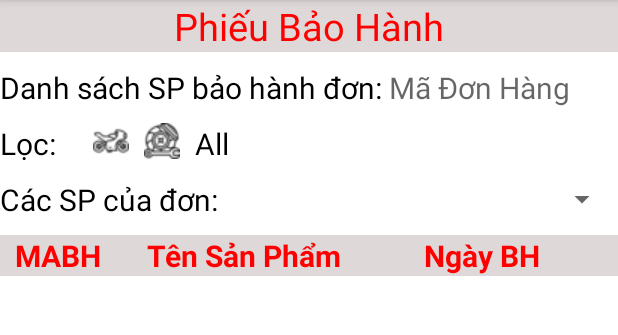
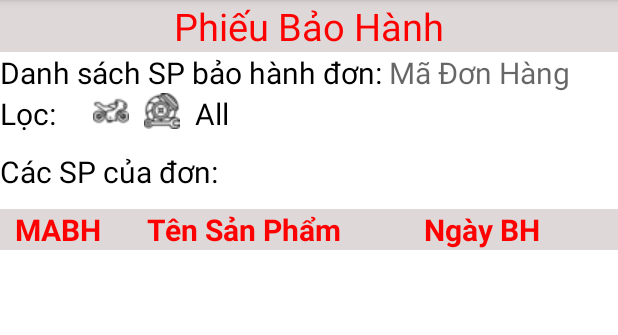
Before and after one commit to hanhvv99/MotorShop, an Android app: the GuaranteePhieuActivity screen opened directly, with no data from a screen before it, on a phone screen of 412 x 824 dp, the part 84-419 px from its top. Run offline under Robolectric (Android 15) with nearby library versions, the phone set to English and light mode, and no system bars; 2 statements that could not run were skipped.

Commit message:
completed: 7

```diff
--- a/app/src/main/java/com/example/motorshop/activity/guarantee/GuaranteeChitietActivity.java
+++ b/app/src/main/java/com/example/motorshop/activity/guarantee/GuaranteeChitietActivity.java
@@ -173,11 +173,9 @@ public class GuaranteeChitietActivity extends AppCompatActivity {
         if(db.setTonTaiTblXe(maSP) == 1) {
             db.createChiTietBHXE(maBH,maSP,noiDung,phiBH);
             ds = db.loadAllNdBhXe(maBH, maSP);
-            ds.clear();
         } else {
             db.createChiTietBHPT(maBH,maSP,noiDung,phiBH);
             ds = db.loadAllNdBhPT(maBH, maSP);
-            ds.clear();
         }
         loadAdapter(ds);
         capNhatTongPhiBH(maBH,maSP);
--- a/app/src/main/java/com/example/motorshop/activity/guarantee/GuaranteeDonhangActivity.java
+++ b/app/src/main/java/com/example/motorshop/activity/guarantee/GuaranteeDonhangActivity.java
@@ -105,9 +105,4 @@ public class GuaranteeDonhangActivity extends AppCompatActivity {
         });
     }
 
-    @Override
-    protected void onStop() {
-        super.onStop();
-        finish();
-    }
 }
--- a/app/src/main/res/layout/activity_guarantee_phieu.xml
+++ b/app/src/main/res/layout/activity_guarantee_phieu.xml
@@ -23,7 +23,6 @@ tools:context=".guarantee.GuaranteePhieuActivity">
 <LinearLayout
     android:layout_width="match_parent"
     android:layout_height="wrap_content"
-    android:layout_marginTop="10dp"
     android:orientation="horizontal">
 
     <TextView
@@ -45,7 +44,6 @@ tools:context=".guarantee.GuaranteePhieuActivity">
 <LinearLayout
     android:layout_width="match_parent"
     android:layout_height="wrap_content"
-    android:layout_marginTop="10dp"
     android:orientation="horizontal">
 
     <TextView
@@ -83,7 +81,6 @@ tools:context=".guarantee.GuaranteePhieuActivity">
 <LinearLayout
     android:layout_width="match_parent"
     android:layout_height="wrap_content"
-    android:layout_marginTop="10dp"
     android:orientation="horizontal">
 
     <TextView
@@ -92,22 +89,20 @@ tools:context=".guarantee.GuaranteePhieuActivity">
         android:layout_marginRight="20dp"
         android:text="Các SP của đơn: "
         android:textSize="20dp"
+        android:layout_gravity="center"
         android:textColor="#000"/>
 
-    <Spinner
-        android:id="@+id/SpinnerSP"
+    <GridView
+        android:id="@+id/gridview"
+        android:numColumns="1"
         android:layout_width="wrap_content"
-        android:layout_height="match_parent"
-        android:layout_weight="1"
-        android:spinnerMode="dropdown"
-        android:textColor="#000"
-        android:textSize="20dp" />
+        android:layout_height="50dp"/>
+
 </LinearLayout>
 
 <LinearLayout
     android:layout_width="match_parent"
     android:layout_height="wrap_content"
-    android:layout_marginTop="10dp"
     android:orientation="horizontal"
     android:background="@color/light_gray">
 
@@ -139,10 +134,11 @@ tools:context=".guarantee.GuaranteePhieuActivity">
         android:textStyle="bold" />
 
 </LinearLayout>
-    <ListView
-        android:id="@+id/lvGuatantee_P"
-        android:layout_width="match_parent"
-        android:layout_height="wrap_content"
-        android:layout_marginTop="5dp"
-        android:textColor="#000"/>
+
+        <ListView
+            android:id="@+id/lvGuatantee_P"
+            android:layout_width="match_parent"
+            android:layout_height="wrap_content"
+            android:textColor="#000"/>
+
 </LinearLayout>
--- a/app/src/main/res/values/strings.xml
+++ b/app/src/main/res/values/strings.xml
@@ -162,6 +162,6 @@
     <string name="TextViewTongPhieuBH">Tổng phiếu bảo hành</string>
     <string name="ImageButtonSave">Save</string>
     <string name="ImageButtonEdit">Edit</string>
-
+    <string name="FloatingActionButtonAddPBH">FloatingActionButton</string>
 
 </resources>
```
Also changed, not shown: app/src/main/java/com/example/motorshop/activity/guarantee/GridviewApdapter.java (renamed from app/src/main/java/com/example/motorshop/activity/guarantee/SpinnerCustomAdapter.java, +7 -8 lines), app/src/main/java/com/example/motorshop/activity/guarantee/GuaranteePhieuActivity.java (+62 -57 lines), app/src/main/res/layout/custom_spinner_items_choose_sp.xml (deleted, +0 -22 lines), app/src/main/res/layout/item_custom_grid_view.xml (added, +44 -0 lines).
